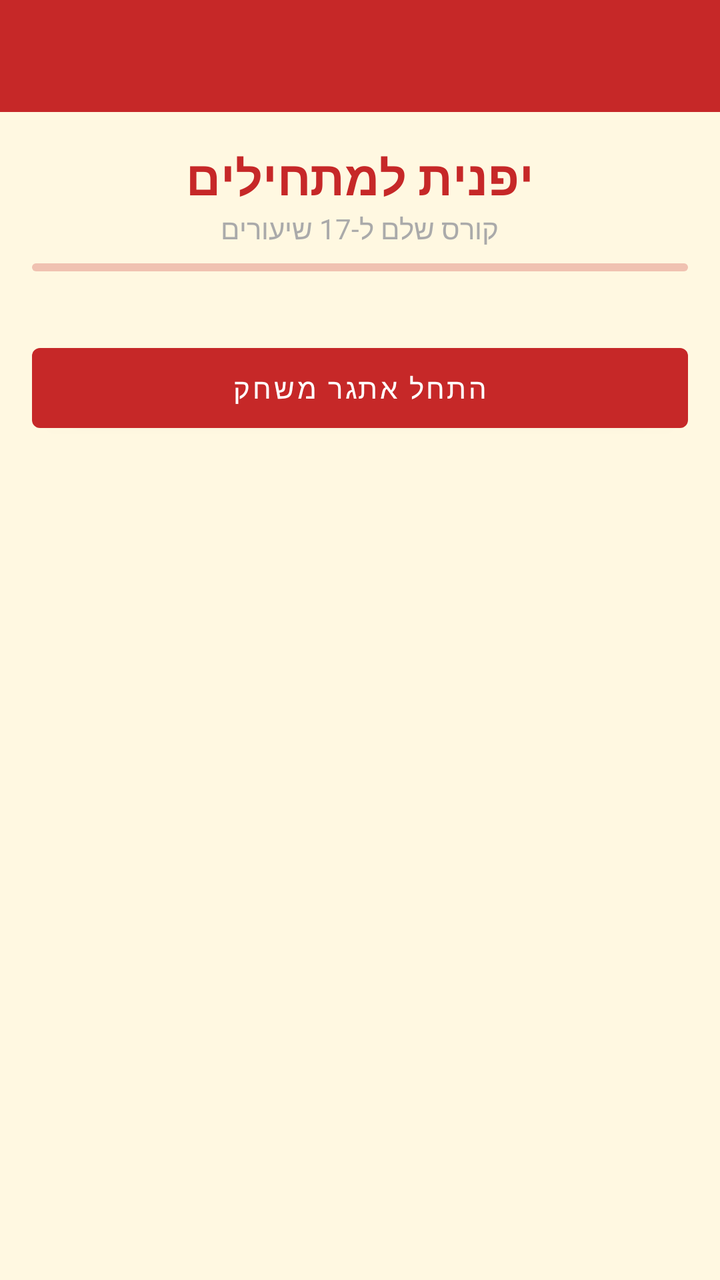
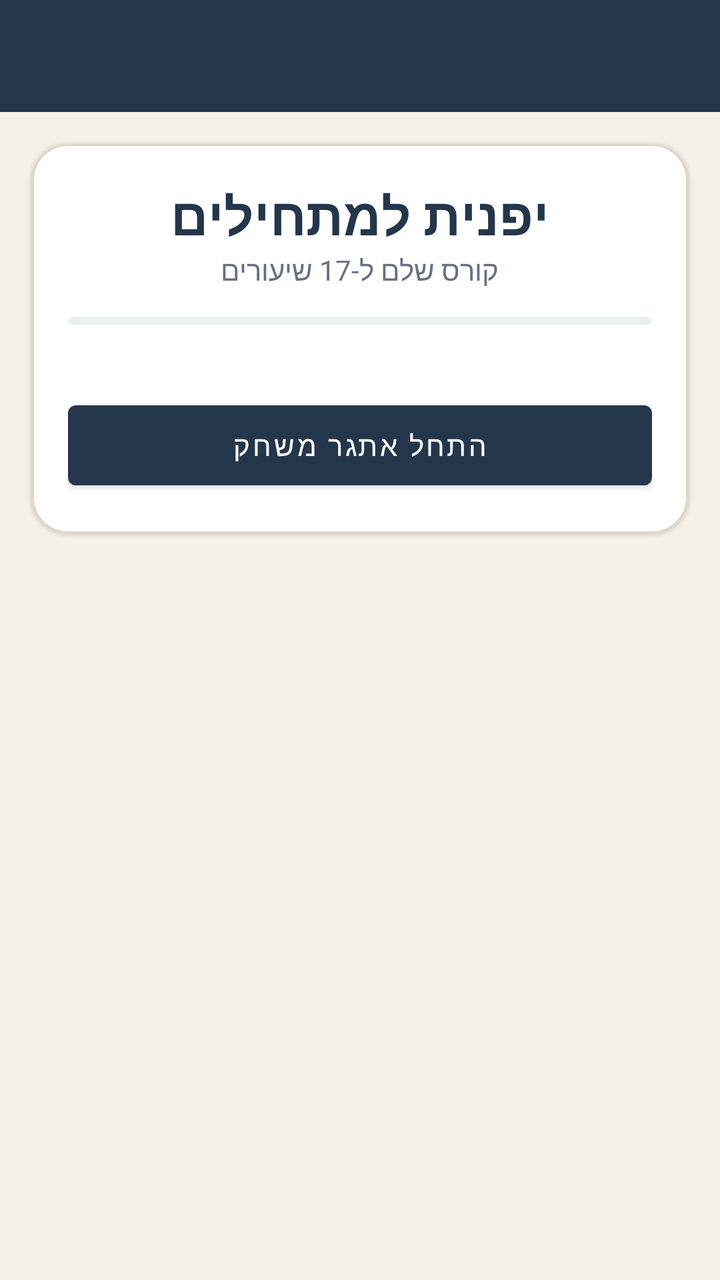

Compare the two renders of this Android layout. The source of the first and the diff that turns it into the second are given below.
<!-- AndroidManifest.xml: application theme Theme.NihongoBeginner -->
<!-- res/layout/activity_main.xml -->
<?xml version="1.0" encoding="utf-8"?>
<LinearLayout xmlns:android="http://schemas.android.com/apk/res/android"
    xmlns:app="http://schemas.android.com/apk/res-auto"
    xmlns:tools="http://schemas.android.com/tools"
    android:layout_width="match_parent"
    android:layout_height="match_parent"
    android:background="@color/surface"
    android:orientation="vertical">

    <com.google.android.material.appbar.MaterialToolbar
        android:id="@+id/toolbar"
        android:layout_width="match_parent"
        android:layout_height="?actionBarSize"
        android:background="@color/colorPrimary"
        app:titleTextColor="@android:color/white" />

    <LinearLayout
        android:layout_width="match_parent"
        android:layout_height="wrap_content"
        android:orientation="vertical"
        android:padding="16dp">

        <TextView
            android:id="@+id/tvCourseTitle"
            android:layout_width="match_parent"
            android:layout_height="wrap_content"
            android:gravity="center"
            android:text="יפנית למתחילים"
            android:textColor="@color/colorPrimary"
            android:textSize="24sp"
            android:textStyle="bold" />

        <TextView
            android:id="@+id/tvCourseSubtitle"
            android:layout_width="match_parent"
            android:layout_height="wrap_content"
            android:gravity="center"
            android:text="קורס שלם ל-17 שיעורים"
            android:textColor="@android:color/darker_gray"
            android:textSize="14sp"
            android:layout_marginBottom="8dp" />

        <com.google.android.material.progressindicator.LinearProgressIndicator
            android:id="@+id/progressBarMain"
            android:layout_width="match_parent"
            android:layout_height="wrap_content"
            android:layout_marginBottom="4dp"
            app:trackCornerRadius="4dp"
            android:max="100" />

        <TextView
            android:id="@+id/tvProgressText"
            android:layout_width="match_parent"
            android:layout_height="wrap_content"
            android:gravity="center"
            android:textColor="@android:color/darker_gray"
            android:textSize="12sp"
            android:layout_marginBottom="12dp" />

        <Button
            android:id="@+id/btnChallenge"
            style="@style/Widget.MaterialComponents.Button"
            android:layout_width="match_parent"
            android:layout_height="wrap_content"
            android:minHeight="52dp"
            android:text="התחל אתגר משחק" />

    </LinearLayout>

    <androidx.recyclerview.widget.RecyclerView
        android:id="@+id/rvLessons"
        android:layout_width="match_parent"
        android:layout_height="0dp"
        android:layout_weight="1"
        android:padding="8dp" />

</LinearLayout>
<!-- resources referenced by this layout -->
<resources>
  <color name="colorPrimary">#C62828</color>
  <color name="surface">#FFF8E1</color>
  <style name="Theme.NihongoBeginner" parent="Theme.MaterialComponents.DayNight.DarkActionBar">
          <item name="colorPrimary">@color/colorPrimary</item>
          <item name="colorPrimaryVariant">@color/colorPrimaryVariant</item>
          <item name="colorOnPrimary">@color/colorOnPrimary</item>
          <item name="colorSecondary">@color/colorSecondary</item>
          <item name="colorOnSecondary">@color/colorOnSecondary</item>
          <item name="android:colorBackground">@color/background</item>
          <item name="colorSurface">@color/surface</item>
          <item name="colorOnSurface">@color/onSurface</item>
          <item name="windowActionBar">false</item>
          <item name="windowNoTitle">true</item>
          <item name="android:windowSoftInputMode">adjustResize</item>
      </style>
  <color name="colorPrimaryVariant">#B71C1C</color>
  <color name="colorOnPrimary">#FFFFFF</color>
  <color name="colorSecondary">#D32F2F</color>
  <color name="colorOnSecondary">#FFFFFF</color>
  <color name="background">#FFF8E1</color>
  <color name="onSurface">#212121</color>
</resources>

<!-- the commit's change to res/layout/activity_main.xml (unified diff, before → after) -->
@@ -1,7 +1,6 @@
 <?xml version="1.0" encoding="utf-8"?>
 <LinearLayout xmlns:android="http://schemas.android.com/apk/res/android"
     xmlns:app="http://schemas.android.com/apk/res-auto"
-    xmlns:tools="http://schemas.android.com/tools"
     android:layout_width="match_parent"
     android:layout_height="match_parent"
     android:background="@color/surface"
@@ -14,11 +13,21 @@
         android:background="@color/colorPrimary"
         app:titleTextColor="@android:color/white" />
 
-    <LinearLayout
+    <com.google.android.material.card.MaterialCardView
         android:layout_width="match_parent"
         android:layout_height="wrap_content"
-        android:orientation="vertical"
-        android:padding="16dp">
+        android:layout_margin="16dp"
+        app:cardBackgroundColor="@color/surfaceAlt"
+        app:cardCornerRadius="18dp"
+        app:cardElevation="1dp"
+        app:strokeColor="@color/dividerSoft"
+        app:strokeWidth="1dp">
+
+        <LinearLayout
+            android:layout_width="match_parent"
+            android:layout_height="wrap_content"
+            android:orientation="vertical"
+            android:padding="18dp">
 
         <TextView
             android:id="@+id/tvCourseTitle"
@@ -27,7 +36,7 @@
             android:gravity="center"
             android:text="יפנית למתחילים"
             android:textColor="@color/colorPrimary"
-            android:textSize="24sp"
+            android:textSize="26sp"
             android:textStyle="bold" />
 
         <TextView
@@ -36,15 +45,17 @@
             android:layout_height="wrap_content"
             android:gravity="center"
             android:text="קורס שלם ל-17 שיעורים"
-            android:textColor="@android:color/darker_gray"
+            android:textColor="@color/onSurfaceMuted"
             android:textSize="14sp"
-            android:layout_marginBottom="8dp" />
+            android:layout_marginBottom="14dp" />
 
         <com.google.android.material.progressindicator.LinearProgressIndicator
             android:id="@+id/progressBarMain"
             android:layout_width="match_parent"
             android:layout_height="wrap_content"
             android:layout_marginBottom="4dp"
+            app:indicatorColor="@color/accentTeal"
+            app:trackColor="@color/surfaceSoft"
             app:trackCornerRadius="4dp"
             android:max="100" />
 
@@ -53,9 +64,9 @@
             android:layout_width="match_parent"
             android:layout_height="wrap_content"
             android:gravity="center"
-            android:textColor="@android:color/darker_gray"
+            android:textColor="@color/onSurfaceMuted"
             android:textSize="12sp"
-            android:layout_marginBottom="12dp" />
+            android:layout_marginBottom="14dp" />
 
         <Button
             android:id="@+id/btnChallenge"
@@ -65,13 +76,18 @@
             android:minHeight="52dp"
             android:text="התחל אתגר משחק" />
 
-    </LinearLayout>
+        </LinearLayout>
+
+    </com.google.android.material.card.MaterialCardView>
 
     <androidx.recyclerview.widget.RecyclerView
         android:id="@+id/rvLessons"
         android:layout_width="match_parent"
         android:layout_height="0dp"
         android:layout_weight="1"
-        android:padding="8dp" />
+        android:clipToPadding="false"
+        android:paddingStart="10dp"
+        android:paddingEnd="10dp"
+        android:paddingBottom="16dp" />
 
 </LinearLayout>
<!-- resource entries referenced after the edit -->
@@ -1,7 +1,12 @@
 <!-- resources referenced by this layout -->
 <resources>
-  <color name="colorPrimary">#C62828</color>
-  <color name="surface">#FFF8E1</color>
+  <color name="accentTeal">#2A9D8F</color>
+  <color name="colorPrimary">#24364B</color>
+  <color name="dividerSoft">#DDD6CA</color>
+  <color name="onSurfaceMuted">#667085</color>
+  <color name="surface">#F6F1E8</color>
+  <color name="surfaceAlt">#FFFFFF</color>
+  <color name="surfaceSoft">#E9F0EE</color>
   <style name="Theme.NihongoBeginner" parent="Theme.MaterialComponents.DayNight.DarkActionBar">
           <item name="colorPrimary">@color/colorPrimary</item>
           <item name="colorPrimaryVariant">@color/colorPrimaryVariant</item>
@@ -11,15 +16,22 @@
           <item name="android:colorBackground">@color/background</item>
           <item name="colorSurface">@color/surface</item>
           <item name="colorOnSurface">@color/onSurface</item>
+          <item name="materialButtonStyle">@style/App.Button</item>
           <item name="windowActionBar">false</item>
           <item name="windowNoTitle">true</item>
           <item name="android:windowSoftInputMode">adjustResize</item>
       </style>
-  <color name="colorPrimaryVariant">#B71C1C</color>
+  <color name="colorPrimaryVariant">#304B64</color>
   <color name="colorOnPrimary">#FFFFFF</color>
-  <color name="colorSecondary">#D32F2F</color>
+  <color name="colorSecondary">#E76F51</color>
   <color name="colorOnSecondary">#FFFFFF</color>
-  <color name="background">#FFF8E1</color>
-  <color name="onSurface">#212121</color>
+  <color name="background">#F6F1E8</color>
+  <color name="onSurface">#1F2933</color>
+  <style name="App.Button" parent="Widget.MaterialComponents.Button">
+          <item name="cornerRadius">16dp</item>
+          <item name="android:minHeight">52dp</item>
+          <item name="android:textAllCaps">false</item>
+          <item name="backgroundTint">@color/colorSecondary</item>
+      </style>
 </resources>
 
